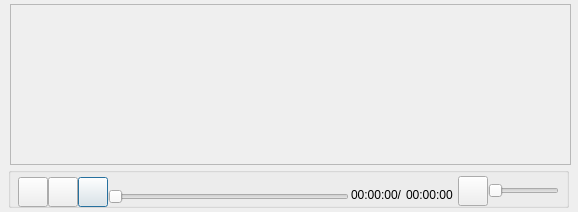
First picture: the form in video_player.ui, repository jjzhang166/DvrUI, before the edit.
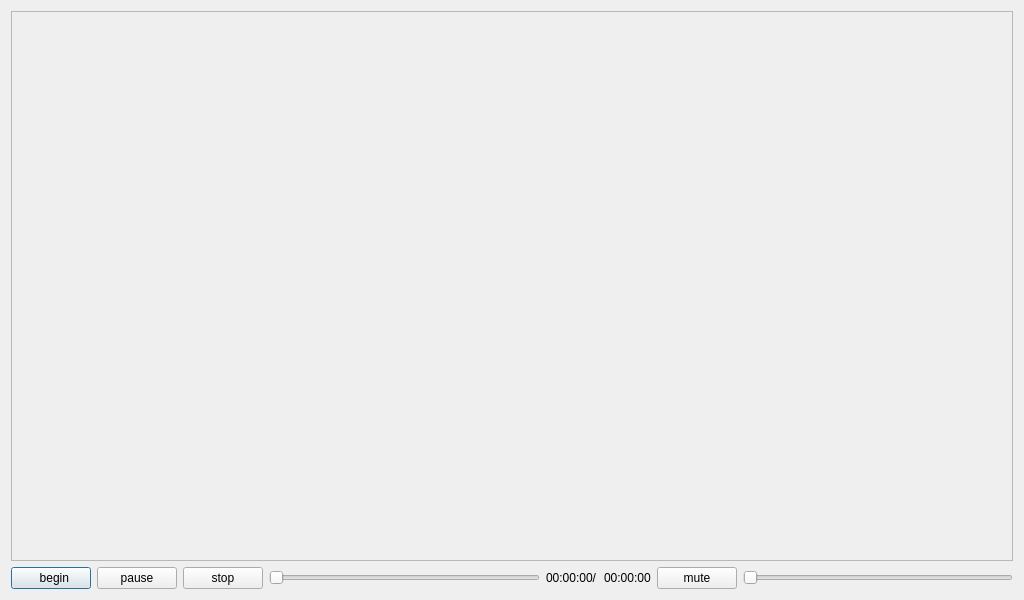
Second picture: the form after the edit.

Commit message: layout布局

Patch:
```diff
--- a/video_player.ui
+++ b/video_player.ui
@@ -6,159 +6,96 @@
    <rect>
     <x>0</x>
     <y>0</y>
-    <width>578</width>
-    <height>212</height>
+    <width>1024</width>
+    <height>600</height>
    </rect>
   </property>
   <property name="windowTitle">
    <string>Dialog</string>
   </property>
-  <widget class="QGroupBox" name="groupBox">
-   <property name="geometry">
-    <rect>
-     <x>8</x>
-     <y>167</y>
-     <width>561</width>
-     <height>41</height>
-    </rect>
-   </property>
-   <property name="title">
-    <string/>
-   </property>
-   <widget class="QPushButton" name="stopButton">
-    <property name="geometry">
-     <rect>
-      <x>70</x>
-      <y>10</y>
-      <width>30</width>
-      <height>30</height>
-     </rect>
-    </property>
-    <property name="text">
-     <string/>
-    </property>
-   </widget>
-   <widget class="QPushButton" name="playButton">
-    <property name="geometry">
-     <rect>
-      <x>10</x>
-      <y>10</y>
-      <width>30</width>
-      <height>30</height>
-     </rect>
-    </property>
-    <property name="text">
-     <string/>
-    </property>
-   </widget>
-   <widget class="QPushButton" name="pauseButton">
-    <property name="geometry">
-     <rect>
-      <x>40</x>
-      <y>10</y>
-      <width>30</width>
-      <height>30</height>
-     </rect>
-    </property>
-    <property name="text">
-     <string/>
-    </property>
-   </widget>
-   <widget class="QSlider" name="progressSlider">
-    <property name="geometry">
-     <rect>
-      <x>100</x>
-      <y>20</y>
-      <width>241</width>
-      <height>20</height>
-     </rect>
-    </property>
-    <property name="orientation">
-     <enum>Qt::Horizontal</enum>
-    </property>
-   </widget>
-   <widget class="QLabel" name="totalTimeLabel">
-    <property name="geometry">
-     <rect>
-      <x>398</x>
-      <y>22</y>
-      <width>54</width>
-      <height>12</height>
-     </rect>
-    </property>
-    <property name="text">
-     <string>00:00:00</string>
-    </property>
-   </widget>
-   <widget class="QLabel" name="nowTimeLabel">
-    <property name="geometry">
-     <rect>
-      <x>343</x>
-      <y>20</y>
-      <width>57</width>
-      <height>16</height>
-     </rect>
-    </property>
-    <property name="text">
-     <string>00:00:00/</string>
-    </property>
-   </widget>
-   <widget class="QSlider" name="voiceSlider">
-    <property name="geometry">
-     <rect>
-      <x>480</x>
-      <y>14</y>
-      <width>71</width>
-      <height>20</height>
-     </rect>
-    </property>
-    <property name="orientation">
-     <enum>Qt::Horizontal</enum>
-    </property>
-   </widget>
-   <widget class="QPushButton" name="muteButton">
-    <property name="geometry">
-     <rect>
-      <x>450</x>
-      <y>9</y>
-      <width>30</width>
-      <height>30</height>
-     </rect>
-    </property>
-    <property name="text">
-     <string/>
-    </property>
-   </widget>
-  </widget>
-  <widget class="QScrollArea" name="scrollArea">
-   <property name="geometry">
-    <rect>
-     <x>10</x>
-     <y>4</y>
-     <width>561</width>
-     <height>161</height>
-    </rect>
-   </property>
-   <property name="widgetResizable">
-    <bool>true</bool>
-   </property>
-   <widget class="QWidget" name="scrollAreaWidgetContents">
-    <property name="geometry">
-     <rect>
-      <x>0</x>
-      <y>0</y>
-      <width>559</width>
-      <height>159</height>
-     </rect>
-    </property>
-    <zorder>muteButton</zorder>
-    <zorder>voiceSlider</zorder>
-   </widget>
-  </widget>
-  <zorder>groupBox</zorder>
-  <zorder>scrollArea</zorder>
-  <zorder>voiceSlider</zorder>
-  <zorder>muteButton</zorder>
+  <layout class="QGridLayout" name="gridLayout">
+   <item row="0" column="0">
+    <layout class="QVBoxLayout" name="verticalLayout">
+     <item>
+      <widget class="QScrollArea" name="scrollArea">
+       <property name="widgetResizable">
+        <bool>true</bool>
+       </property>
+       <widget class="QWidget" name="scrollAreaWidgetContents">
+        <property name="geometry">
+         <rect>
+          <x>0</x>
+          <y>0</y>
+          <width>1002</width>
+          <height>541</height>
+         </rect>
+        </property>
+       </widget>
+      </widget>
+     </item>
+     <item>
+      <layout class="QHBoxLayout" name="horizontalLayout">
+       <item>
+        <widget class="QPushButton" name="playButton">
+         <property name="text">
+          <string>  begin</string>
+         </property>
+        </widget>
+       </item>
+       <item>
+        <widget class="QPushButton" name="pauseButton">
+         <property name="text">
+          <string>pause</string>
+         </property>
+        </widget>
+       </item>
+       <item>
+        <widget class="QPushButton" name="stopButton">
+         <property name="text">
+          <string>stop</string>
+         </property>
+        </widget>
+       </item>
+       <item>
+        <widget class="QSlider" name="progressSlider">
+         <property name="orientation">
+          <enum>Qt::Horizontal</enum>
+         </property>
+        </widget>
+       </item>
+       <item>
+        <widget class="QLabel" name="nowTimeLabel">
+         <property name="text">
+          <string>00:00:00/</string>
+         </property>
+        </widget>
+       </item>
+       <item>
+        <widget class="QLabel" name="totalTimeLabel">
+         <property name="text">
+          <string>00:00:00</string>
+         </property>
+        </widget>
+       </item>
+       <item>
+        <widget class="QPushButton" name="muteButton">
+         <property name="text">
+          <string>mute</string>
+         </property>
+        </widget>
+       </item>
+       <item>
+        <widget class="QSlider" name="voiceSlider">
+         <property name="orientation">
+          <enum>Qt::Horizontal</enum>
+         </property>
+        </widget>
+       </item>
+      </layout>
+     </item>
+    </layout>
+   </item>
+  </layout>
  </widget>
  <resources/>
  <connections/>
```
The commit also changes 18 other files.
